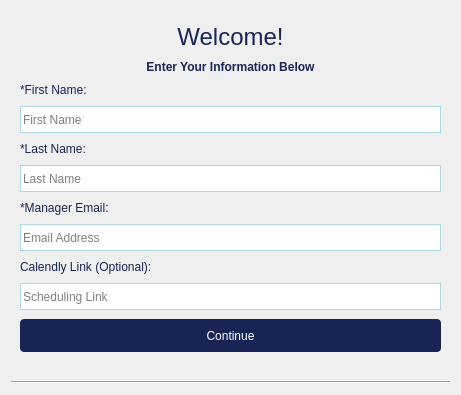
Before: the Qt Designer form register.ui in caiocardoso28/redesigned_app, drawn with Qt 5.
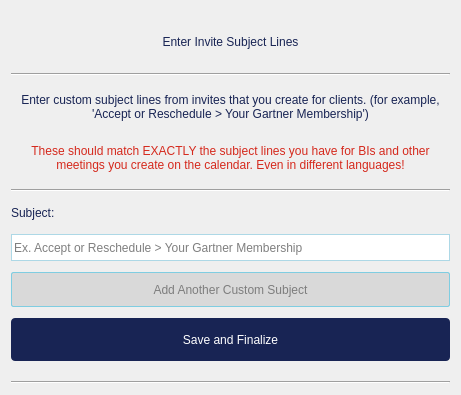
After: the same form once the commit is applied. The open tabs and pages were chosen to show the change.

```diff
--- a/register.ui
+++ b/register.ui
@@ -1235,6 +1235,190 @@
        </item>
        <item>
         <widget class="QPushButton" name="saveWeekly">
+         <property name="text">
+          <string>Save and Continue</string>
+         </property>
+        </widget>
+       </item>
+      </layout>
+     </widget>
+     <widget class="QWidget" name="page">
+      <layout class="QVBoxLayout" name="verticalLayout_5">
+       <property name="spacing">
+        <number>0</number>
+       </property>
+       <property name="leftMargin">
+        <number>0</number>
+       </property>
+       <property name="topMargin">
+        <number>0</number>
+       </property>
+       <property name="rightMargin">
+        <number>0</number>
+       </property>
+       <property name="bottomMargin">
+        <number>0</number>
+       </property>
+       <item>
+        <widget class="QLabel" name="label_6">
+         <property name="maximumSize">
+          <size>
+           <width>16777215</width>
+           <height>40</height>
+          </size>
+         </property>
+         <property name="styleSheet">
+          <string notr="true">QLabel{
+    color: #182454;
+    font: 18pt &quot;Arial&quot;;
+    font-weight: 400;
+    
+}</string>
+         </property>
+         <property name="text">
+          <string>Enter Invite Subject Lines</string>
+         </property>
+         <property name="alignment">
+          <set>Qt::AlignCenter</set>
+         </property>
+        </widget>
+       </item>
+       <item>
+        <widget class="Line" name="line">
+         <property name="orientation">
+          <enum>Qt::Horizontal</enum>
+         </property>
+        </widget>
+       </item>
+       <item>
+        <widget class="QLabel" name="label_9">
+         <property name="maximumSize">
+          <size>
+           <width>16777215</width>
+           <height>40</height>
+          </size>
+         </property>
+         <property name="text">
+          <string>Enter custom subject lines from invites that you create for clients. (for example, 'Accept or Reschedule &gt; Your Gartner Membership')</string>
+         </property>
+         <property name="textFormat">
+          <enum>Qt::AutoText</enum>
+         </property>
+         <property name="scaledContents">
+          <bool>false</bool>
+         </property>
+         <property name="alignment">
+          <set>Qt::AlignCenter</set>
+         </property>
+         <property name="wordWrap">
+          <bool>true</bool>
+         </property>
+        </widget>
+       </item>
+       <item>
+        <widget class="QLabel" name="label_15">
+         <property name="maximumSize">
+          <size>
+           <width>16777215</width>
+           <height>40</height>
+          </size>
+         </property>
+         <property name="styleSheet">
+          <string notr="true">color: rgb(213, 41, 29);</string>
+         </property>
+         <property name="text">
+          <string>These should match EXACTLY the subject lines you have for BIs and other meetings you create on the calendar. Even in different languages!</string>
+         </property>
+         <property name="textFormat">
+          <enum>Qt::AutoText</enum>
+         </property>
+         <property name="scaledContents">
+          <bool>false</bool>
+         </property>
+         <property name="alignment">
+          <set>Qt::AlignCenter</set>
+         </property>
+         <property name="wordWrap">
+          <bool>true</bool>
+         </property>
+        </widget>
+       </item>
+       <item>
+        <widget class="Line" name="line_5">
+         <property name="orientation">
+          <enum>Qt::Horizontal</enum>
+         </property>
+        </widget>
+       </item>
+       <item>
+        <widget class="QLabel" name="label_21">
+         <property name="maximumSize">
+          <size>
+           <width>16777215</width>
+           <height>20</height>
+          </size>
+         </property>
+         <property name="text">
+          <string>Subject:</string>
+         </property>
+         <property name="textFormat">
+          <enum>Qt::AutoText</enum>
+         </property>
+         <property name="scaledContents">
+          <bool>false</bool>
+         </property>
+         <property name="alignment">
+          <set>Qt::AlignLeading|Qt::AlignLeft|Qt::AlignVCenter</set>
+         </property>
+         <property name="wordWrap">
+          <bool>true</bool>
+         </property>
+        </widget>
+       </item>
+       <item>
+        <widget class="QLineEdit" name="subjectEdit">
+         <property name="placeholderText">
+          <string>Ex. Accept or Reschedule &gt; Your Gartner Membership</string>
+         </property>
+        </widget>
+       </item>
+       <item>
+        <widget class="QPushButton" name="addSubject">
+         <property name="styleSheet">
+          <string notr="true">QPushButton {
+    background-color: rgb(217, 217, 217);
+	color: rgb(222, 222, 222);
+    color: rgb(125, 125, 125);
+    border: 1px solid #7fcde1;
+    border-radius: 2px;
+    padding: 4px;
+    font: 10pt &quot;Arial&quot;;
+    height: 25px;
+    
+    
+    
+}
+
+/* Add a hover effect to buttons */
+QPushButton:hover {
+    background: rgb(241, 241, 241);
+    font: rgb(186, 186, 186);
+    color: rgb(176, 176, 176);
+}
+
+/* Add a pressed effect to buttons */
+QPushButton:pressed {
+    background: qlineargradient(x1: 0, y1: 0, x2: 0, y2: 1,
+    stop: 0 #ff9d00, stop: 1 #ffb900);
+}</string>
+         </property>
+         <property name="text">
+          <string>Add Another Custom Subject</string>
+         </property>
+        </widget>
+       </item>
+       <item>
+        <widget class="QPushButton" name="finalizeButton">
          <property name="text">
           <string>Save and Finalize</string>
          </property>
```
Left out of the diff: 2 changed lines with no effect on the pictures.
